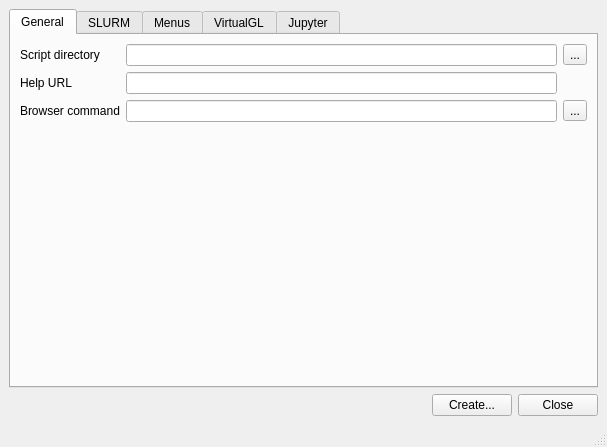
lunarc/gfxlauncher, file ui/setup_window.ui: the form before one commit.
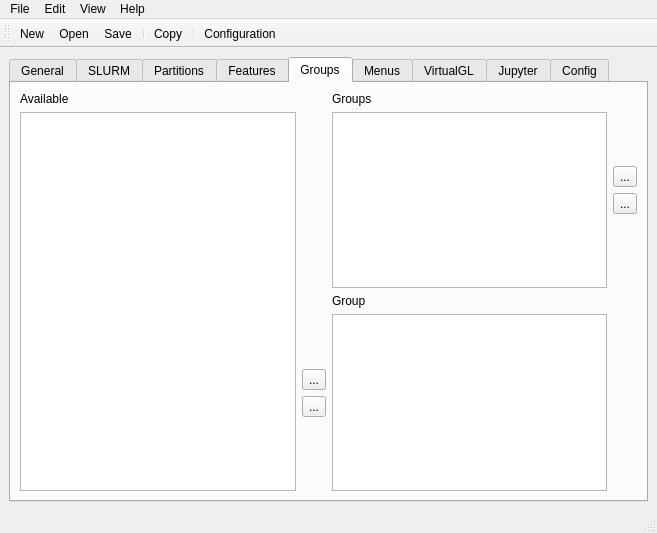
The form after the commit. The open tabs and pages were chosen to show the change. Icons and pictures are not drawn.

Commit message: More work on configuration tool.

```diff
--- a/ui/setup_window.ui
+++ b/ui/setup_window.ui
@@ -6,8 +6,8 @@
    <rect>
     <x>0</x>
     <y>0</y>
-    <width>607</width>
-    <height>447</height>
+    <width>657</width>
+    <height>533</height>
    </rect>
   </property>
   <property name="windowTitle">
@@ -158,6 +158,251 @@
         </item>
        </layout>
       </widget>
+      <widget class="QWidget" name="tab_6">
+       <attribute name="title">
+        <string>Partitions</string>
+       </attribute>
+       <layout class="QGridLayout" name="gridLayout_6">
+        <item row="0" column="0">
+         <widget class="QLabel" name="label_16">
+          <property name="text">
+           <string>Description</string>
+          </property>
+         </widget>
+        </item>
+        <item row="0" column="1">
+         <widget class="QLabel" name="label_15">
+          <property name="text">
+           <string>Description</string>
+          </property>
+         </widget>
+        </item>
+        <item row="1" column="1">
+         <widget class="QLineEdit" name="part_descr_edit"/>
+        </item>
+        <item row="2" column="1">
+         <spacer name="verticalSpacer_6">
+          <property name="orientation">
+           <enum>Qt::Vertical</enum>
+          </property>
+          <property name="sizeHint" stdset="0">
+           <size>
+            <width>20</width>
+            <height>40</height>
+           </size>
+          </property>
+         </spacer>
+        </item>
+        <item row="1" column="0" rowspan="2">
+         <widget class="QListWidget" name="all_part_list"/>
+        </item>
+        <item row="1" column="2">
+         <widget class="QPushButton" name="part_descr_assign_button">
+          <property name="text">
+           <string>Assign</string>
+          </property>
+         </widget>
+        </item>
+       </layout>
+      </widget>
+      <widget class="QWidget" name="tab_7">
+       <attribute name="title">
+        <string>Features</string>
+       </attribute>
+       <layout class="QGridLayout" name="gridLayout_7">
+        <item row="0" column="1">
+         <widget class="QLabel" name="label_19">
+          <property name="text">
+           <string>Description</string>
+          </property>
+         </widget>
+        </item>
+        <item row="1" column="1">
+         <widget class="QLineEdit" name="feature_descr_edit"/>
+        </item>
+        <item row="2" column="1">
+         <spacer name="verticalSpacer_7">
+          <property name="orientation">
+           <enum>Qt::Vertical</enum>
+          </property>
+          <property name="sizeHint" stdset="0">
+           <size>
+            <width>20</width>
+            <height>40</height>
+           </size>
+          </property>
+         </spacer>
+        </item>
+        <item row="0" column="0">
+         <widget class="QLabel" name="label_20">
+          <property name="text">
+           <string>Available</string>
+          </property>
+         </widget>
+        </item>
+        <item row="1" column="0" rowspan="2">
+         <widget class="QListWidget" name="feature_list"/>
+        </item>
+        <item row="1" column="2">
+         <widget class="QPushButton" name="feature_descr_assign_button">
+          <property name="text">
+           <string>Assign</string>
+          </property>
+         </widget>
+        </item>
+       </layout>
+      </widget>
+      <widget class="QWidget" name="tab_8">
+       <attribute name="title">
+        <string>Groups</string>
+       </attribute>
+       <layout class="QGridLayout" name="gridLayout_8">
+        <item row="0" column="0" rowspan="2">
+         <layout class="QVBoxLayout" name="verticalLayout_5">
+          <item>
+           <widget class="QLabel" name="label_21">
+            <property name="text">
+             <string>Available</string>
+            </property>
+           </widget>
+          </item>
+          <item>
+           <widget class="QListWidget" name="all_part_group_list"/>
+          </item>
+         </layout>
+        </item>
+        <item row="0" column="2">
+         <layout class="QVBoxLayout" name="verticalLayout_4">
+          <item>
+           <widget class="QLabel" name="label_22">
+            <property name="text">
+             <string>Groups</string>
+            </property>
+           </widget>
+          </item>
+          <item>
+           <widget class="QListWidget" name="group_list"/>
+          </item>
+         </layout>
+        </item>
+        <item row="0" column="3">
+         <layout class="QVBoxLayout" name="verticalLayout_8">
+          <item>
+           <spacer name="verticalSpacer_10">
+            <property name="orientation">
+             <enum>Qt::Vertical</enum>
+            </property>
+            <property name="sizeHint" stdset="0">
+             <size>
+              <width>20</width>
+              <height>40</height>
+             </size>
+            </property>
+           </spacer>
+          </item>
+          <item>
+           <widget class="QToolButton" name="add_group_button">
+            <property name="text">
+             <string>...</string>
+            </property>
+            <property name="icon">
+             <iconset theme="list-add"/>
+            </property>
+           </widget>
+          </item>
+          <item>
+           <widget class="QToolButton" name="remove_group_button">
+            <property name="text">
+             <string>...</string>
+            </property>
+            <property name="icon">
+             <iconset theme="list-remove"/>
+            </property>
+           </widget>
+          </item>
+          <item>
+           <spacer name="verticalSpacer_11">
+            <property name="orientation">
+             <enum>Qt::Vertical</enum>
+            </property>
+            <property name="sizeHint" stdset="0">
+             <size>
+              <width>20</width>
+              <height>40</height>
+             </size>
+            </property>
+           </spacer>
+          </item>
+         </layout>
+        </item>
+        <item row="1" column="1">
+         <layout class="QVBoxLayout" name="verticalLayout_7">
+          <item>
+           <spacer name="verticalSpacer_12">
+            <property name="orientation">
+             <enum>Qt::Vertical</enum>
+            </property>
+            <property name="sizeHint" stdset="0">
+             <size>
+              <width>20</width>
+              <height>40</height>
+             </size>
+            </property>
+           </spacer>
+          </item>
+          <item>
+           <widget class="QToolButton" name="add_part_group_button">
+            <property name="text">
+             <string>...</string>
+            </property>
+            <property name="icon">
+             <iconset theme="media-seek-forward">
+              <normaloff>.</normaloff>.</iconset>
+            </property>
+           </widget>
+          </item>
+          <item>
+           <widget class="QToolButton" name="remove_part_group_button">
+            <property name="text">
+             <string>...</string>
+            </property>
+            <property name="icon">
+             <iconset theme="media-seek-backward">
+              <normaloff>.</normaloff>.</iconset>
+            </property>
+           </widget>
+          </item>
+          <item>
+           <spacer name="verticalSpacer_13">
+            <property name="orientation">
+             <enum>Qt::Vertical</enum>
+            </property>
+            <property name="sizeHint" stdset="0">
+             <size>
+              <width>20</width>
+              <height>40</height>
+             </size>
+            </property>
+           </spacer>
+          </item>
+         </layout>
+        </item>
+        <item row="1" column="2">
+         <layout class="QVBoxLayout" name="verticalLayout_6">
+          <item>
+           <widget class="QLabel" name="label_23">
+            <property name="text">
+             <string>Group</string>
+            </property>
+           </widget>
+          </item>
+          <item>
+           <widget class="QListWidget" name="group_part_list"/>
+          </item>
+         </layout>
+        </item>
+       </layout>
+      </widget>
       <widget class="QWidget" name="tab_3">
        <attribute name="title">
         <string>Menus</string>
@@ -292,39 +537,25 @@
         </item>
        </layout>
       </widget>
+      <widget class="QWidget" name="tab_9">
+       <attribute name="title">
+        <string>Config</string>
+       </attribute>
+       <layout class="QGridLayout" name="gridLayout_9">
+        <item row="0" column="0">
+         <widget class="QPlainTextEdit" name="config_preview_edit">
+          <property name="font">
+           <font>
+            <family>Source Code Pro</family>
+            <pointsize>8</pointsize>
+           </font>
+          </property>
+         </widget>
+        </item>
+       </layout>
+      </widget>
      </widget>
     </item>
-    <item>
-     <layout class="QHBoxLayout" name="horizontalLayout">
-      <item>
-       <spacer name="horizontalSpacer">
-        <property name="orientation">
-         <enum>Qt::Horizontal</enum>
-        </property>
-        <property name="sizeHint" stdset="0">
-         <size>
-          <width>40</width>
-          <height>20</height>
-         </size>
-        </property>
-       </spacer>
-      </item>
-      <item>
-       <widget class="QPushButton" name="create_button">
-        <property name="text">
-         <string>Create...</string>
-        </property>
-       </widget>
-      </item>
-      <item>
-       <widget class="QPushButton" name="exit_button">
-        <property name="text">
-         <string>Close</string>
-        </property>
-       </widget>
-      </item>
-     </layout>
-    </item>
    </layout>
   </widget>
   <widget class="QMenuBar" name="menubar">
@@ -332,12 +563,154 @@
     <rect>
      <x>0</x>
      <y>0</y>
-     <width>607</width>
-     <height>23</height>
+     <width>657</width>
+     <height>20</height>
     </rect>
    </property>
+   <widget class="QMenu" name="menuFile">
+    <property name="title">
+     <string>File</string>
+    </property>
+    <addaction name="new_action"/>
+    <addaction name="open_action"/>
+    <addaction name="save_action"/>
+    <addaction name="save_as_action"/>
+    <addaction name="separator"/>
+    <addaction name="exit_action"/>
+   </widget>
+   <widget class="QMenu" name="menuEdit">
+    <property name="title">
+     <string>Edit</string>
+    </property>
+    <addaction name="copy_action"/>
+   </widget>
+   <widget class="QMenu" name="menuView">
+    <property name="title">
+     <string>View</string>
+    </property>
+    <addaction name="config_action"/>
+   </widget>
+   <widget class="QMenu" name="menuHelp">
+    <property name="title">
+     <string>Help</string>
+    </property>
+    <addaction name="doc_action"/>
+    <addaction name="separator"/>
+    <addaction name="about_action"/>
+   </widget>
+   <addaction name="menuFile"/>
+   <addaction name="menuEdit"/>
+   <addaction name="menuView"/>
+   <addaction name="menuHelp"/>
   </widget>
-  <widget class="QStatusBar" name="statusbar"/>
+  <widget class="QStatusBar" name="statusBar"/>
+  <widget class="QToolBar" name="toolBar">
+   <property name="windowTitle">
+    <string>toolBar</string>
+   </property>
+   <attribute name="toolBarArea">
+    <enum>TopToolBarArea</enum>
+   </attribute>
+   <attribute name="toolBarBreak">
+    <bool>false</bool>
+   </attribute>
+   <addaction name="new_action"/>
+   <addaction name="open_action"/>
+   <addaction name="save_action"/>
+   <addaction name="separator"/>
+   <addaction name="copy_action"/>
+   <addaction name="separator"/>
+   <addaction name="config_action"/>
+  </widget>
+  <action name="new_action">
+   <property name="icon">
+    <iconset theme="document-new"/>
+   </property>
+   <property name="text">
+    <string>New</string>
+   </property>
+   <property name="shortcut">
+    <string>Ctrl+N</string>
+   </property>
+  </action>
+  <action name="open_action">
+   <property name="icon">
+    <iconset theme="document-open"/>
+   </property>
+   <property name="text">
+    <string>Open...</string>
+   </property>
+  </action>
+  <action name="save_action">
+   <property name="icon">
+    <iconset theme="document-save"/>
+   </property>
+   <property name="text">
+    <string>Save</string>
+   </property>
+   <property name="shortcut">
+    <string>Ctrl+S</string>
+   </property>
+  </action>
+  <action name="save_as_action">
+   <property name="icon">
+    <iconset theme="document-save"/>
+   </property>
+   <property name="text">
+    <string>Save as...</string>
+   </property>
+   <property name="shortcut">
+    <string>Ctrl+Shift+S</string>
+   </property>
+  </action>
+  <action name="action">
+   <property name="text">
+    <string>-</string>
+   </property>
+  </action>
+  <action name="exit_action">
+   <property name="text">
+    <string>Exit</string>
+   </property>
+   <property name="shortcut">
+    <string>Ctrl+W</string>
+   </property>
+  </action>
+  <action name="copy_action">
+   <property name="icon">
+    <iconset theme="edit-copy"/>
+   </property>
+   <property name="text">
+    <string>Copy</string>
+   </property>
+   <property name="shortcut">
+    <string>Ctrl+C</string>
+   </property>
+  </action>
+  <action name="config_action">
+   <property name="icon">
+    <iconset theme="system-search"/>
+   </property>
+   <property name="text">
+    <string>Configuration</string>
+   </property>
+   <property name="shortcut">
+    <string>Ctrl+G</string>
+   </property>
+  </action>
+  <action name="doc_action">
+   <property name="text">
+    <string>Documentation</string>
+   </property>
+   <property name="shortcut">
+    <string>F1</string>
+   </property>
+  </action>
+  <action name="about_action">
+   <property name="text">
+    <string>About</string>
+   </property>
+  </action>
  </widget>
  <resources/>
  <connections/>
```
Left out of the diff: 4 changed lines with no effect on the pictures. The commit also changes 3 other files.
